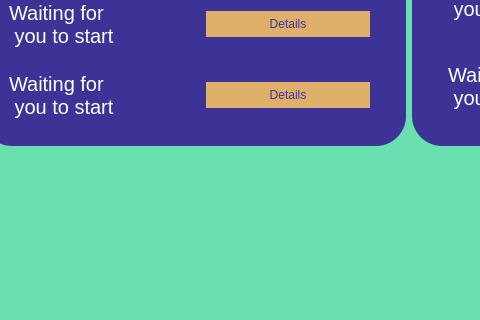
The window that todo.ui (bikraj2/MITRA) describes before a commit, drawn with Qt 5; both pictures show x 467 to 947 and y 378 to 698 of the 1322 by 698 pixel window.
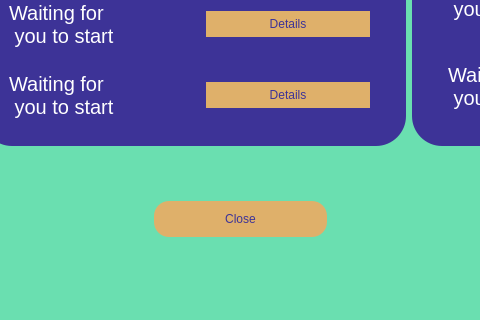
The same window after the commit.

Patch:
```diff
--- a/todo.ui
+++ b/todo.ui
@@ -799,6 +799,26 @@
      <property name="frameShadow">
       <enum>QFrame::Raised</enum>
      </property>
+     <widget class="QPushButton" name="pushButton_26">
+      <property name="geometry">
+       <rect>
+        <x>610</x>
+        <y>40</y>
+        <width>173</width>
+        <height>36</height>
+       </rect>
+      </property>
+      <property name="styleSheet">
+       <string notr="true">background-color: #dfb06a;
+color:#3d3397;
+font: bold 20px,  &quot;Sherif&quot; ; 
+border-width: 5px;
+border-radius: 15px; padding:6;</string>
+      </property>
+      <property name="text">
+       <string>Close</string>
+      </property>
+     </widget>
     </widget>
    </item>
   </layout>
```
